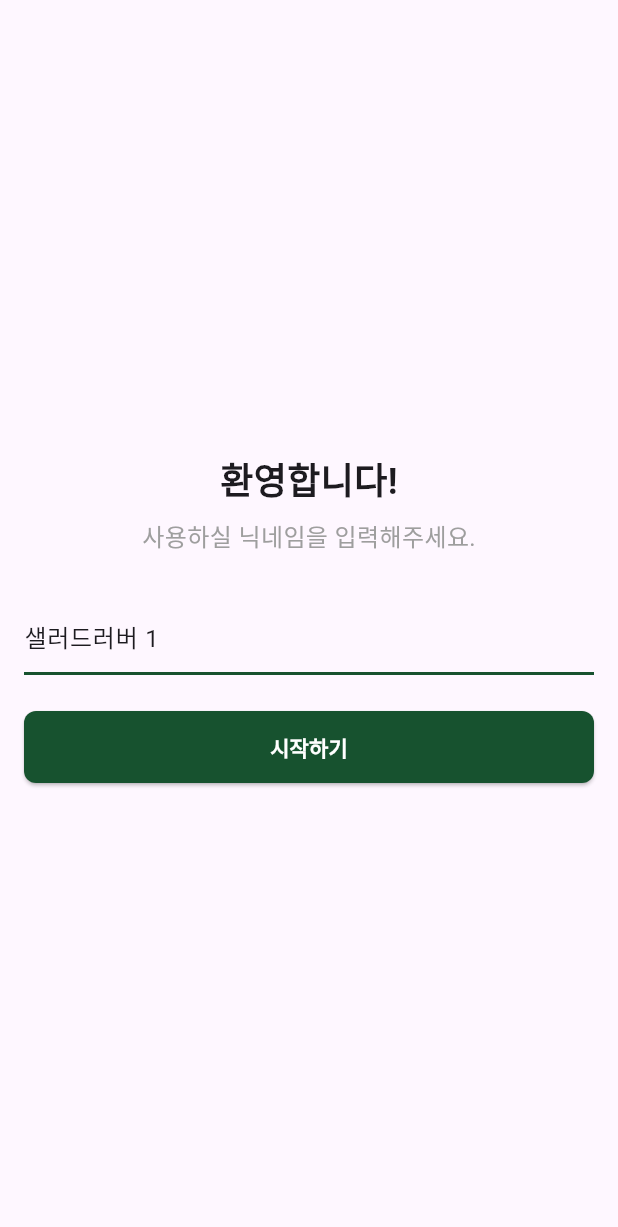
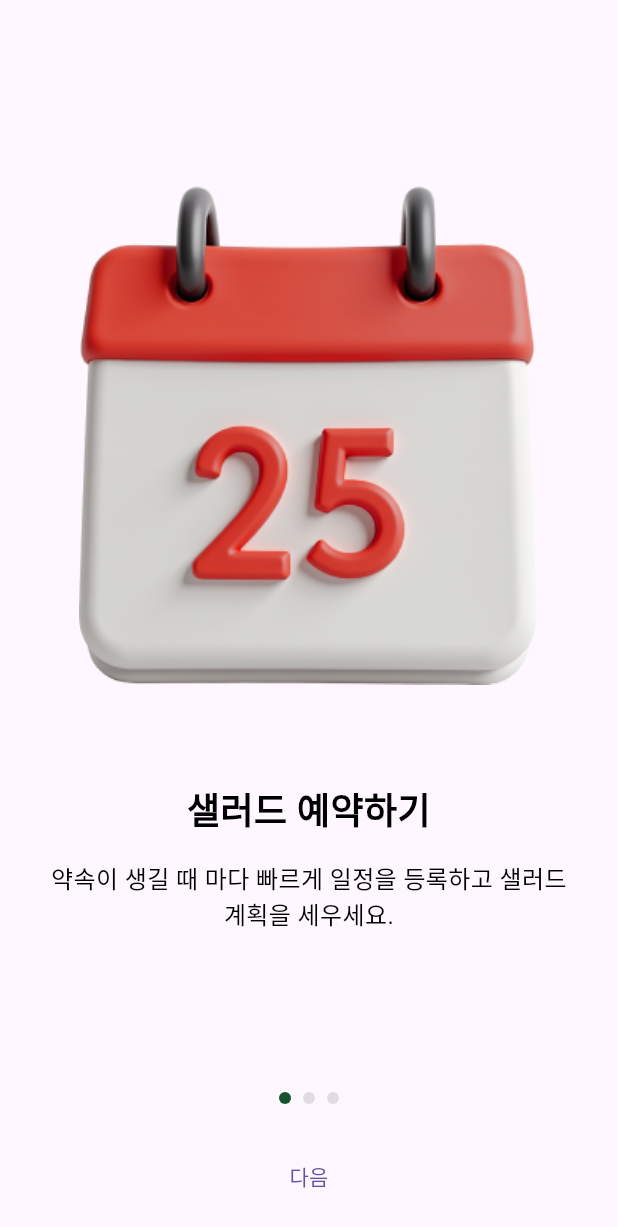
Before and after one commit to Kwon770/koscom_salad, a Flutter app: the OnboardingScreen screen opened directly, on a phone screen of 412 x 824 dp. Shown: the top 1227 px of the screen. Run offline on Flutter 3.47's test engine with Material 3 defaults, Android fonts, the phone set to English and light mode, and no system bars; our stand-ins replace device_info_plus, firebase_core, firebase_messaging, flutter_dotenv, shared_preferences, supabase_flutter; missing offline and left inert: alarm; accounts and stored records are empty.

Commit message:
feat: Write onboarding screen

```diff
--- a/lib/main.dart
+++ b/lib/main.dart
@@ -3,7 +3,7 @@ import 'package:firebase_core/firebase_core.dart';
 import 'package:flutter/material.dart';
 import 'package:koscom_salad/firebase_options.dart';
 import 'package:koscom_salad/screens/home_screen.dart';
-import 'package:koscom_salad/screens/onboarding_screen.dart';
+import 'package:koscom_salad/screens/auth_screen.dart';
 import 'package:koscom_salad/utils/auth_utils.dart';
 import 'package:supabase_flutter/supabase_flutter.dart';
 import 'package:flutter_dotenv/flutter_dotenv.dart';
@@ -52,7 +52,7 @@ class MyApp extends StatelessWidget {
           }
 
           // userId가 없으면 온보딩 화면으로
-          return snapshot.hasData ? const HomeScreen() : const OnboardingScreen();
+          return snapshot.hasData ? const HomeScreen() : const AuthScreen();
         },
       ),
     );
--- a/lib/screens/onboarding_screen.dart
+++ b/lib/screens/onboarding_screen.dart
@@ -1,8 +1,5 @@
 import 'package:flutter/material.dart';
 import 'package:koscom_salad/screens/home_screen.dart';
-import 'package:koscom_salad/services/user_service.dart';
-import 'package:koscom_salad/utils/auth_utils.dart';
-import 'package:koscom_salad/utils/dialog_utils.dart';
 
 class OnboardingScreen extends StatefulWidget {
   const OnboardingScreen({super.key});
@@ -12,105 +9,112 @@ class OnboardingScreen extends StatefulWidget {
 }
 
 class _OnboardingScreenState extends State<OnboardingScreen> {
-  final _nameController = TextEditingController(text: '샐러드러버 1');
-  bool _isLoading = false;
+  final PageController _pageController = PageController();
+  int _currentPage = 0;
 
-  Future<void> _registerUser() async {
-    if (_nameController.text.trim().isEmpty) return;
+  final List<OnboardingPage> _pages = [
+    OnboardingPage(
+      title: '샐러드 예약하기',
+      description: '약속이 생길 때 마다 빠르게 일정을 등록하고 샐러드 계획을 세우세요.',
+      image: 'assets/images/onboarding1.png',
+    ),
+    OnboardingPage(
+      title: '샐러드 알림받기',
+      description: '샐러드를 신청하고, 픽업하고, 챙겨야하는 시간에 알림을 받아보세요.',
+      image: 'assets/images/onboarding2.png',
+    ),
+    OnboardingPage(
+      title: '빠른 피드백과 업데이트',
+      description: '설정 창에서 다양한 피드백을 남겨주세요. 빠르게 수렴하고 업데이트 해드립니다.',
+      image: 'assets/images/onboarding3.png',
+    ),
+  ];
 
-    setState(() => _isLoading = true);
-
-    try {
-      final userId = await UserService.registerUser(_nameController.text.trim());
-      await AuthUtils.setUserId(userId);
-
-      if (!mounted) return;
-
-      // HomeScreen으로 이동하고 뒤로가기 방지
-      Navigator.of(context).pushReplacement(
-        MaterialPageRoute(builder: (context) => const HomeScreen()),
-      );
-    } catch (e) {
-      if (!mounted) return;
-      ScaffoldMessenger.of(context).showSnackBar(
-        const SnackBar(content: Text('사용자 등록에 실패했습니다. 다시 시도해주세요.')),
-      );
-    } finally {
-      if (mounted) {
-        setState(() => _isLoading = false);
-      }
-    }
+  @override
+  void dispose() {
+    _pageController.dispose();
+    super.dispose();
   }
 
   @override
   Widget build(BuildContext context) {
     return Scaffold(
       body: SafeArea(
-        child: Padding(
-          padding: const EdgeInsets.all(16.0),
+        child: Column(
+          children: [
+            Expanded(
+              child: PageView.builder(
+                controller: _pageController,
+                onPageChanged: (index) {
+                  setState(() {
+                    _currentPage = index;
+                  });
+                },
+                itemCount: _pages.length,
+                itemBuilder: (context, index) {
+                  return Padding(
+                    padding: const EdgeInsets.all(32.0),
                     child: Column(
                       mainAxisAlignment: MainAxisAlignment.center,
                       children: [
-              const Text(
-                '환영합니다!',
-                style: TextStyle(
+                        Image.asset(
+                          _pages[index].image,
+                          height: 400,
+                        ),
+                        const SizedBox(height: 32),
+                        Text(
+                          _pages[index].title,
+                          style: const TextStyle(
                             fontSize: 24,
+                            color: Colors.black,
                             fontWeight: FontWeight.bold,
                           ),
+                          textAlign: TextAlign.center,
                         ),
-              const SizedBox(height: 8),
+                        const SizedBox(height: 16),
                         Text(
-                '사용하실 닉네임을 입력해주세요.',
+                          _pages[index].description,
                           style: const TextStyle(
                             fontSize: 16,
-                  color: Colors.grey,
+                            color: Colors.black,
+                          ),
+                          textAlign: TextAlign.center,
+                        ),
+                      ],
+                    ),
+                  );
+                },
               ),
             ),
-              const SizedBox(height: 32),
-              TextField(
-                controller: _nameController,
-                decoration: const InputDecoration(
-                  border: UnderlineInputBorder(
-                    borderSide: BorderSide(
-                      color: Color(0xFF17522F),
-                      width: 2.0,
-                    ),
-                  ),
-                  enabledBorder: UnderlineInputBorder(
-                    borderSide: BorderSide(
-                      color: Color(0xFF17522F),
-                      width: 2.0,
-                    ),
-                  ),
-                  focusedBorder: UnderlineInputBorder(
-                    borderSide: BorderSide(
-                      color: Color(0xFF17522F),
-                      width: 2.0,
+            Padding(
+              padding: const EdgeInsets.all(16.0),
+              child: Column(
+                children: [
+                  Row(
+                    mainAxisAlignment: MainAxisAlignment.center,
+                    children: List.generate(
+                      _pages.length,
+                      (index) => Container(
+                        width: 8,
+                        height: 8,
+                        margin: const EdgeInsets.symmetric(horizontal: 4),
+                        decoration: BoxDecoration(
+                          shape: BoxShape.circle,
+                          color: _currentPage == index ? const Color(0xFF17522F) : Colors.grey.withOpacity(0.3),
                         ),
                       ),
                     ),
-                textInputAction: TextInputAction.done,
-                onSubmitted: (_) => _registerUser(),
                   ),
                   const SizedBox(height: 24),
+                  if (_currentPage == _pages.length - 1)
                     SizedBox(
                       width: double.infinity,
                       height: 48,
                       child: ElevatedButton(
-                  onPressed: _isLoading
-                      ? null
-                      : () async {
-                          final confirmed = await DialogUtils.showYesOrNoDialog(
-                            null,
-                            title: '"${_nameController.text.trim()}"가 맞을까요?',
-                            message: '추후에 다시 수정할 수 있어요.',
-                            yesText: '확인',
-                            noText: '취소',
+                        onPressed: () {
+                          Navigator.of(context).pushReplacement(
+                            MaterialPageRoute(builder: (context) => const HomeScreen()),
                           );
-
-                          if (confirmed!) {
-                            await _registerUser();
-                          }
                         },
                         style: ElevatedButton.styleFrom(
                           backgroundColor: const Color(0xFF17522F),
@@ -118,9 +122,7 @@ class _OnboardingScreenState extends State<OnboardingScreen> {
                             borderRadius: BorderRadius.circular(8),
                           ),
                         ),
-                  child: _isLoading
-                      ? const CircularProgressIndicator(color: Colors.white)
-                      : const Text(
+                        child: const Text(
                           '시작하기',
                           style: TextStyle(
                             color: Colors.white,
@@ -128,17 +130,35 @@ class _OnboardingScreenState extends State<OnboardingScreen> {
                           ),
                         ),
                       ),
+                    )
+                  else
+                    TextButton(
+                      onPressed: () {
+                        _pageController.nextPage(
+                          duration: const Duration(milliseconds: 300),
+                          curve: Curves.easeInOut,
+                        );
+                      },
+                      child: const Text('다음'),
                     ),
                 ],
               ),
             ),
+          ],
+        ),
       ),
     );
   }
+}
 
-  @override
-  void dispose() {
-    _nameController.dispose();
-    super.dispose();
+class OnboardingPage {
+  final String title;
+  final String description;
+  final String image;
+
+  OnboardingPage({
+    required this.title,
+    required this.description,
+    required this.image,
+  });
 }
-}
--- a/lib/screens/setting_screen.dart
+++ b/lib/screens/setting_screen.dart
@@ -4,7 +4,7 @@ import 'package:koscom_salad/utils/auth_utils.dart';
 import 'package:koscom_salad/utils/webhook_agent.dart';
 import 'package:koscom_salad/utils/dialog_utils.dart';
 import 'package:koscom_salad/main.dart';
-import 'package:koscom_salad/screens/onboarding_screen.dart';
+import 'package:koscom_salad/screens/auth_screen.dart';
 
 class SettingScreen extends StatefulWidget {
   const SettingScreen({super.key});
@@ -85,7 +85,7 @@ class _SettingScreenState extends State<SettingScreen> {
 
     if (mounted) {
       navigatorKey.currentState?.pushAndRemoveUntil(
-        MaterialPageRoute(builder: (context) => const OnboardingScreen()),
+        MaterialPageRoute(builder: (context) => const AuthScreen()),
         (route) => false,
       );
     }
```
Also changed, not shown: lib/screens/auth_screen.dart (added, +144 -0 lines), assets/images/onboarding1.png (added), assets/images/onboarding2.png (added), assets/images/onboarding3.png (added). Lines whose indentation alone changed are shown as unchanged.
